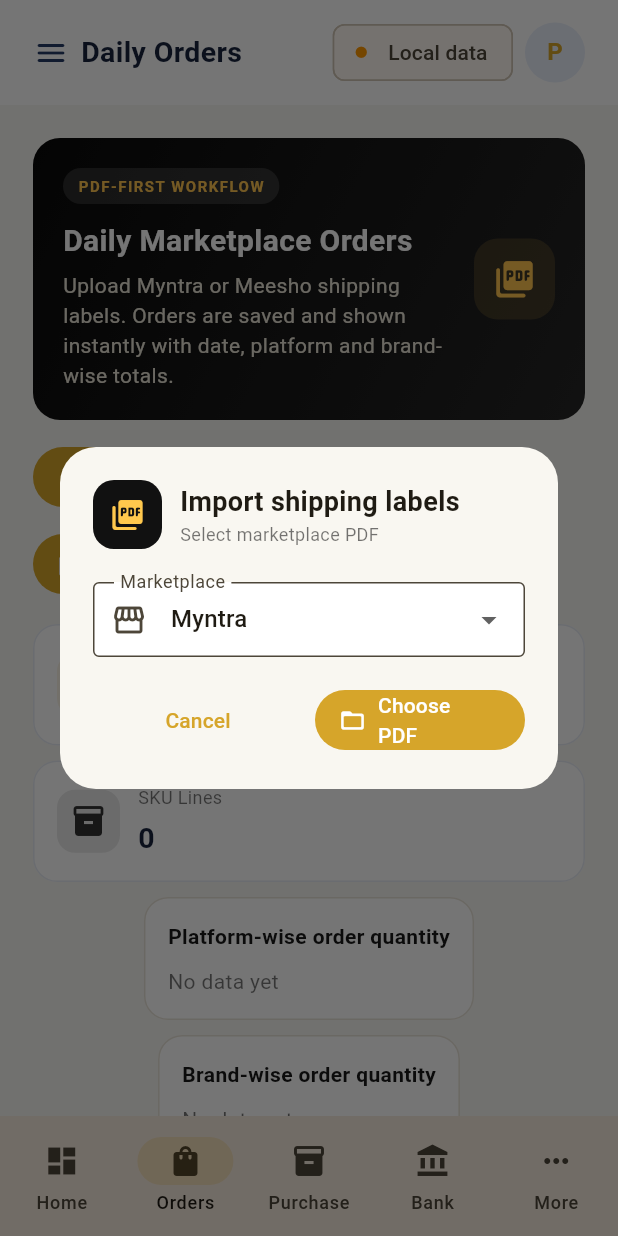
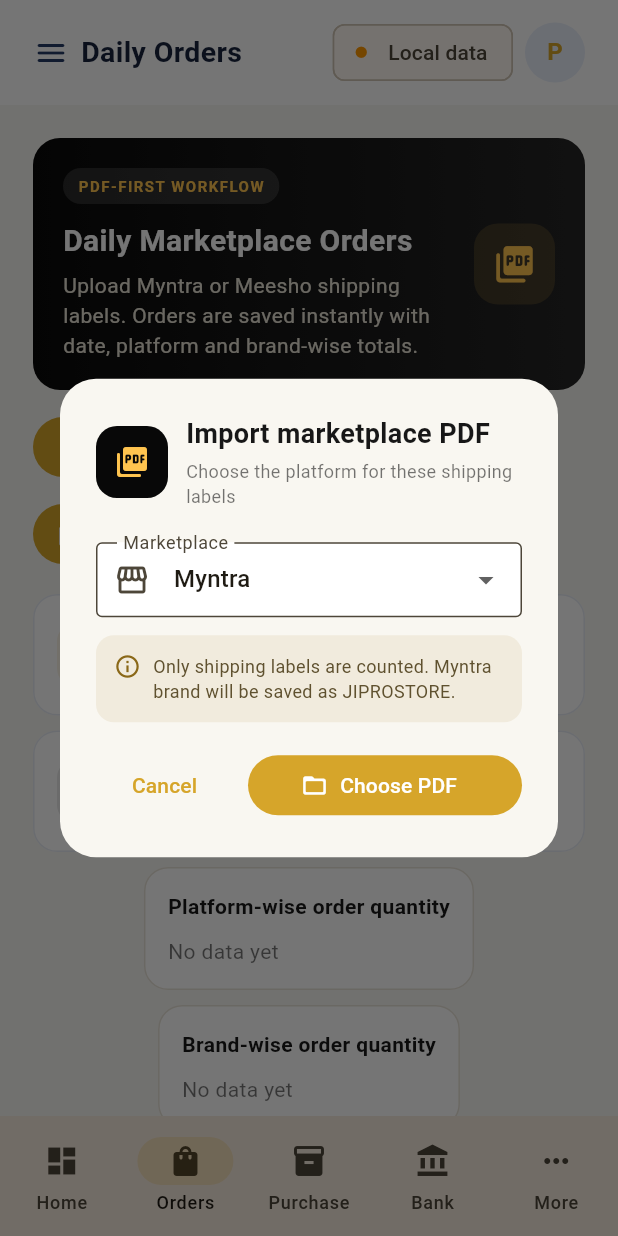
Before and after one commit to parthradadiya777/money-managent, a Flutter app: the screen it shows after launch, item 2 of the bottom bar chosen, after a tap on "Upload Shipping Label PDF", on a phone screen of 412 x 824 dp. Run offline on Flutter 3.47's test engine with Material 3 defaults, Android fonts, the phone set to English and light mode, and no system bars; our stand-ins replace file_picker, hive, hive_flutter; missing offline and left inert: excel, syncfusion_flutter_pdf; accounts and stored records are empty.

Commit message:
Add Daily Orders search pagination and PDF import progress

```diff
--- a/lib/main.dart
+++ b/lib/main.dart
@@ -197,6 +197,10 @@ class BusinessHome extends StatefulWidget {
 }
 class _BusinessHomeState extends State<BusinessHome> {
  final Box box=Hive.box(hiveBoxName);
+ final TextEditingController _dailySearchController=TextEditingController();
+ int _dailyPage=0;
+ static const int _dailyPageSize=100;
+ bool _pdfImporting=false;
  int selected=0;
  String? _syncMessage;
  String money(num n)=>'₹${n.toStringAsFixed(2)}';
@@ -379,60 +383,80 @@ class _BusinessHomeState extends State<BusinessHome> {
  Widget _action(String label,IconData icon,int page)=>OutlinedButton.icon(onPressed:()=>setState(()=>selected=page),icon:Icon(icon,size:17),label:Text(label));
 
  Widget _modulePage(String module){
-  final data=rows(module),cols=fields[module]??[];
+  final allData=rows(module),cols=fields[module]??[];
+  final isDaily=module=='Daily Orders';
+  final query=isDaily?_dailySearchController.text.trim().toLowerCase():'';
+  final filtered=isDaily&&query.isNotEmpty
+    ? allData.where((row)=>row.values.any((v)=>'$v'.toLowerCase().contains(query))).toList()
+    : allData;
+  final pageCount=(filtered.length/_dailyPageSize).ceil();
+  if(isDaily&&pageCount>0&&_dailyPage>=pageCount)_dailyPage=pageCount-1;
+  if(isDaily&&_dailyPage<0)_dailyPage=0;
+  final startIndex=isDaily?_dailyPage*_dailyPageSize:0;
+  final visible=isDaily?filtered.skip(startIndex).take(_dailyPageSize).toList():filtered;
   return ListView(padding:const EdgeInsets.all(22),children:[
-   if (module == 'Daily Orders')
+   if (isDaily)
     Container(
      padding: const EdgeInsets.all(20),
-     decoration: BoxDecoration(
-      gradient: const LinearGradient(
-       colors: [Color(0xFF090909), Color(0xFF252525)],
-       begin: Alignment.topLeft, end: Alignment.bottomRight,
-      ),
-      borderRadius: BorderRadius.circular(18),
-     ),
-     child: Row(children: [
-      Expanded(child: Column(crossAxisAlignment: CrossAxisAlignment.start, children: [
-       Container(
-        padding: const EdgeInsets.symmetric(horizontal: 10, vertical: 5),
-        decoration: BoxDecoration(color: Colors.white.withOpacity(.13), borderRadius: BorderRadius.circular(20)),
-        child: const Text('PDF-FIRST WORKFLOW', style: TextStyle(color: Color(0xFFFFC44F), fontSize: 10, fontWeight: FontWeight.bold, letterSpacing: 1)),
-       ),
-       const SizedBox(height: 10),
-       const Text('Daily Marketplace Orders', style: TextStyle(color: Colors.white, fontSize: 20, fontWeight: FontWeight.bold)),
-       const SizedBox(height: 5),
-       const Text('Upload Myntra or Meesho shipping labels. Orders are saved and shown instantly with date, platform and brand-wise totals.', style: TextStyle(color: Color(0xFFE8E3D5), height: 1.4)),
+     decoration: BoxDecoration(gradient:const LinearGradient(colors:[Color(0xFF090909),Color(0xFF252525)]),borderRadius:BorderRadius.circular(18)),
+     child:Row(children:[
+      Expanded(child:Column(crossAxisAlignment:CrossAxisAlignment.start,children:[
+       Container(padding:const EdgeInsets.symmetric(horizontal:10,vertical:5),decoration:BoxDecoration(color:Colors.white.withOpacity(.13),borderRadius:BorderRadius.circular(20)),child:const Text('PDF-FIRST WORKFLOW',style:TextStyle(color:Color(0xFFFFC44F),fontSize:10,fontWeight:FontWeight.bold,letterSpacing:1))),
+       const SizedBox(height:10),const Text('Daily Marketplace Orders',style:TextStyle(color:Colors.white,fontSize:20,fontWeight:FontWeight.bold)),
+       const SizedBox(height:5),const Text('Upload Myntra or Meesho shipping labels. Orders are saved instantly with date, platform and brand-wise totals.',style:TextStyle(color:Color(0xFFE8E3D5),height:1.4)),
       ])),
-      const SizedBox(width: 12),
-      Container(width: 54, height: 54, decoration: BoxDecoration(color: const Color(0xFFFFC44F).withOpacity(.15), borderRadius: BorderRadius.circular(16)), child: const Icon(Icons.picture_as_pdf_rounded, color: Color(0xFFFFC44F), size: 29)),
+      const SizedBox(width:12),Container(width:54,height:54,decoration:BoxDecoration(color:const Color(0xFFFFC44F).withOpacity(.15),borderRadius:BorderRadius.circular(16)),child:const Icon(Icons.picture_as_pdf_rounded,color:Color(0xFFFFC44F),size:29)),
      ]),
-    )
-   else
-    Text('${data.length} records',style:const TextStyle(color:Colors.black54)),
+    ) else Text('${allData.length} records',style:const TextStyle(color:Colors.black54)),
    const SizedBox(height:14),
    Wrap(spacing:10,runSpacing:10,children:[
     FilledButton.icon(onPressed:()=>_addRecord(module),icon:const Icon(Icons.add),label:const Text('Add Manually')),
-    if(module != 'Daily Orders') ...[
+    if(!isDaily)...[
      OutlinedButton.icon(onPressed:()=>_importExcel(module),icon:const Icon(Icons.file_upload_outlined),label:const Text('Import Excel')),
      OutlinedButton.icon(onPressed:()=>_exportExcel(module),icon:const Icon(Icons.file_download_outlined),label:const Text('Export Excel')),
     ],
-    if(module=='Daily Orders') FilledButton.icon(onPressed:()=>_importShippingPdf(),icon:const Icon(Icons.picture_as_pdf_outlined),label:const Text('Upload Shipping Label PDF')),
+    if(isDaily)FilledButton.icon(onPressed:_pdfImporting?null:()=>_importShippingPdf(),icon:_pdfImporting?const SizedBox(width:16,height:16,child:CircularProgressIndicator(strokeWidth:2,color:Colors.white)):const Icon(Icons.picture_as_pdf_outlined),label:Text(_pdfImporting?'Importing PDF...':'Upload Shipping Label PDF')),
    ]),
-   const SizedBox(height:16),if(module=='Daily Orders')_dailyOrderSummary(data),if(module=='Masters')_masterHint(),
-   if(data.isEmpty)Container(padding:const EdgeInsets.all(32),decoration:BoxDecoration(color:Colors.white,borderRadius:BorderRadius.circular(16)),child:const Column(children:[
-    Icon(Icons.inbox_outlined,size:42,color:Colors.black38),SizedBox(height:10),Text('No records yet',style:TextStyle(fontWeight:FontWeight.bold,fontSize:16)),
-    SizedBox(height:5),Text('Add a record manually or import an Excel workbook.',style:TextStyle(color:Colors.black54)),
+   const SizedBox(height:16),
+   if(isDaily)_dailyOrderSummary(allData),
+   if(isDaily)...[
+    const SizedBox(height:14),
+    TextField(controller:_dailySearchController, onChanged:(_){setState(()=>_dailyPage=0);},
+     decoration:InputDecoration(
+      hintText:'Search date, platform, firm, order ID, SKU, brand, customer...',
+      prefixIcon:const Icon(Icons.search,color:Color(0xFF9B7417)),
+      suffixIcon:_dailySearchController.text.isEmpty?null:IconButton(icon:const Icon(Icons.close),onPressed:(){_dailySearchController.clear();setState(()=>_dailyPage=0);}),
+      filled:true,fillColor:Colors.white,border:OutlineInputBorder(borderRadius:BorderRadius.circular(14),borderSide:const BorderSide(color:Color(0xFFE5DFD2))),
+     )),
+    const SizedBox(height:8),
+    Row(children:[
+     Expanded(child:Text('${filtered.length} records found • Showing ${filtered.isEmpty?0:startIndex+1}-${(startIndex+visible.length)}',style:const TextStyle(color:Colors.black54,fontSize:12))),
+     const Text('100 per page',style:TextStyle(color:Color(0xFF8A6818),fontSize:12,fontWeight:FontWeight.w600)),
+    ]),
+   ],
+   if(module=='Masters')_masterHint(),
+   if(filtered.isEmpty)Container(padding:const EdgeInsets.all(32),decoration:BoxDecoration(color:Colors.white,borderRadius:BorderRadius.circular(16)),child:Column(children:[
+    const Icon(Icons.inbox_outlined,size:42,color:Colors.black38),const SizedBox(height:10),
+    Text(isDaily&&query.isNotEmpty?'No matching orders':'No records yet',style:const TextStyle(fontWeight:FontWeight.bold,fontSize:16)),
+    const SizedBox(height:5),const Text('Try another search or add a record.',style:TextStyle(color:Colors.black54)),
    ])) else Card(color:Colors.white,elevation:0,child:SingleChildScrollView(scrollDirection:Axis.horizontal,child:DataTable(
-    columns:[...cols.take(6).map((c)=>DataColumn(label:Text(c,style:const TextStyle(fontWeight:FontWeight.bold)))),const DataColumn(label:Text('Action'))],
-    rows:data.asMap().entries.map((entry){final idx=entry.key,row=entry.value;return DataRow(cells:[
-     ...cols.take(6).map((c)=>DataCell(Text('${row[c]??''}',maxLines:1,overflow:TextOverflow.ellipsis))),
+    columns:[...cols.take(6).map((col)=>DataColumn(label:Text(col,style:const TextStyle(fontWeight:FontWeight.bold)))),const DataColumn(label:Text('Action'))],
+    rows:visible.map((row){
+     final idx=allData.indexOf(row);
+     return DataRow(cells:[
+      ...cols.take(6).map((col)=>DataCell(Text('${row[col]??''}',maxLines:1,overflow:TextOverflow.ellipsis))),
       DataCell(Row(mainAxisSize:MainAxisSize.min,children:[
        IconButton(tooltip:'Edit record',icon:const Icon(Icons.edit_outlined,color:Color(0xFF2457C5)),onPressed:()=>_editRecord(module,idx)),
        IconButton(tooltip:'Delete record',icon:const Icon(Icons.delete_outline,color:Colors.red),onPressed:()=>_deleteRecord(module,idx)),
       ])),
-    ]);}).toList(),
+     ]);
+    }).toList(),
    ))),
-
+   if(isDaily&&pageCount>1)Padding(padding:const EdgeInsets.symmetric(vertical:14),child:Row(mainAxisAlignment:MainAxisAlignment.center,children:[
+    OutlinedButton.icon(onPressed:_dailyPage>0?()=>setState(()=>_dailyPage--):null,icon:const Icon(Icons.chevron_left),label:const Text('Previous')),
+    Padding(padding:const EdgeInsets.symmetric(horizontal:16),child:Text('Page ${_dailyPage+1} of $pageCount',style:const TextStyle(fontWeight:FontWeight.w600))),
+    OutlinedButton.icon(onPressed:_dailyPage<pageCount-1?()=>setState(()=>_dailyPage++):null,icon:const Icon(Icons.chevron_right),label:const Text('Next')),
+   ])),
   ]);
  }
 
@@ -503,48 +527,86 @@ class _BusinessHomeState extends State<BusinessHome> {
  Widget _masterHint()=>Container(padding:const EdgeInsets.all(12),margin:const EdgeInsets.only(bottom:12),decoration:BoxDecoration(color:const Color(0xFFEAF2FF),borderRadius:BorderRadius.circular(12)),child:const Text('Add firms, GSTINs and vendor details here. Starter examples: Demo Fashion Store, Demo Home Store, Demo Myntra Store and all five marketplaces.',style:TextStyle(color:Color(0xFF24477E))));
 
  Future<void> _importShippingPdf() async {
-  String platform = 'Myntra';
-  final selectedPlatform = await showDialog<String>(
-    context: context,
-    builder: (ctx) => StatefulBuilder(builder:(ctx,setDialog)=>Dialog(
-      backgroundColor:const Color(0xFFF9F7F1),
-      shape:RoundedRectangleBorder(borderRadius:BorderRadius.circular(24)),
-      child:Padding(padding:const EdgeInsets.all(22),child:Column(mainAxisSize:MainAxisSize.min,crossAxisAlignment:CrossAxisAlignment.stretch,children:[
-       Row(children:[Container(width:46,height:46,decoration:BoxDecoration(color:const Color(0xFF111111),borderRadius:BorderRadius.circular(14)),child:const Icon(Icons.picture_as_pdf_rounded,color:Color(0xFFFFC84D))),const SizedBox(width:12),const Expanded(child:Column(crossAxisAlignment:CrossAxisAlignment.start,children:[Text('Import shipping labels',style:TextStyle(fontSize:18,fontWeight:FontWeight.bold)),Text('Select marketplace PDF',style:TextStyle(color:Colors.black54,fontSize:12))]))]),
+  if(_pdfImporting)return;
+  String platform='Myntra';
+  final selectedPlatform=await showDialog<String>(
+   context:context,
+   builder:(ctx)=>StatefulBuilder(builder:(ctx,setDialog)=>Dialog(
+    backgroundColor:const Color(0xFFF9F7F1),shape:RoundedRectangleBorder(borderRadius:BorderRadius.circular(24)),
+    child:Padding(padding:const EdgeInsets.all(24),child:Column(mainAxisSize:MainAxisSize.min,crossAxisAlignment:CrossAxisAlignment.stretch,children:[
+     Row(children:[
+      Container(width:48,height:48,decoration:BoxDecoration(color:const Color(0xFF080808),borderRadius:BorderRadius.circular(14)),child:const Icon(Icons.picture_as_pdf_rounded,color:Color(0xFFFFC44F))),
+      const SizedBox(width:12),const Expanded(child:Column(crossAxisAlignment:CrossAxisAlignment.start,children:[
+       Text('Import marketplace PDF',style:TextStyle(fontSize:18,fontWeight:FontWeight.bold,color:Color(0xFF171717))),
+       SizedBox(height:3),Text('Choose the platform for these shipping labels',style:TextStyle(fontSize:12,color:Colors.black54)),
+      ])),
+     ]),
      const SizedBox(height:22),
      DropdownButtonFormField<String>(value:platform,isExpanded:true,decoration:const InputDecoration(labelText:'Marketplace',prefixIcon:Icon(Icons.storefront_outlined)),items:const ['Myntra','Meesho'].map((v)=>DropdownMenuItem(value:v,child:Text(v))).toList(),onChanged:(v){if(v!=null)setDialog(()=>platform=v);}),
+     const SizedBox(height:12),
+     Container(padding:const EdgeInsets.all(12),decoration:BoxDecoration(color:const Color(0xFFF1EBDD),borderRadius:BorderRadius.circular(12)),child:const Row(crossAxisAlignment:CrossAxisAlignment.start,children:[
+      Icon(Icons.info_outline,color:Color(0xFF8A6818),size:18),SizedBox(width:8),Expanded(child:Text('Only shipping labels are counted. Myntra brand will be saved as JIPROSTORE.',style:TextStyle(fontSize:12,color:Color(0xFF5F512F)))),
+     ])),
      const SizedBox(height:18),
-       Row(children:[Expanded(child:TextButton(onPressed:()=>Navigator.pop(ctx),child:const Text('Cancel'))),const SizedBox(width:8),Expanded(child:FilledButton.icon(onPressed:()=>Navigator.pop(ctx,platform),icon:const Icon(Icons.folder_open_rounded),label:const Text('Choose PDF')))])
-      ]))
+     Row(children:[
+      Expanded(child:TextButton(onPressed:()=>Navigator.pop(ctx),child:const Text('Cancel'))),
+      const SizedBox(width:10),
+      Expanded(flex:2,child:FilledButton.icon(onPressed:()=>Navigator.pop(ctx,platform),icon:const Icon(Icons.folder_open_rounded),label:const Text('Choose PDF'))),
+     ]),
+    ])),
    )),
   );
   if(selectedPlatform==null)return;
-  try {
   final picked=await FilePicker.platform.pickFiles(type:FileType.custom,allowedExtensions:['pdf'],withData:true);
   if(picked==null)return;
   final bytes=picked.files.single.bytes;
-   if(bytes==null||bytes.isEmpty)throw Exception('PDF file could not be read. Please choose the PDF again.');
+  if(bytes==null||bytes.isEmpty){
+   if(mounted)ScaffoldMessenger.of(context).showSnackBar(const SnackBar(content:Text('PDF file could not be read. Please choose it again.')));
+   return;
+  }
+  setState(()=>_pdfImporting=true);
+  showDialog<void>(context:context,barrierDismissible:false,builder:(ctx)=>PopScope(canPop:false,child:Dialog(
+   backgroundColor:const Color(0xFFF9F7F1),shape:RoundedRectangleBorder(borderRadius:BorderRadius.circular(22)),
+   child:Padding(padding:const EdgeInsets.all(26),child:Column(mainAxisSize:MainAxisSize.min,children:[
+    const SizedBox(width:42,height:42,child:CircularProgressIndicator(strokeWidth:3,color:Color(0xFFD6A52A))),
+    const SizedBox(height:18),const Text('Reading shipping labels...',style:TextStyle(fontWeight:FontWeight.bold,fontSize:16)),
+    const SizedBox(height:6),Text('Processing ${picked.files.single.name}',textAlign:TextAlign.center,style:const TextStyle(color:Colors.black54,fontSize:12)),
+    const SizedBox(height:4),const Text('Please wait. Do not close this window.',style:TextStyle(color:Colors.black54,fontSize:11)),
+   ])),
+  )));
+  await Future<void>.delayed(const Duration(milliseconds:120));
+  try{
    final imported=selectedPlatform=='Myntra'?MyntraLabelParser.parse(bytes):MeeshoLabelParser.parse(bytes);
    if(imported.isEmpty)throw Exception('No shipping labels detected. Please check the selected PDF.');
    final existing=rows('Daily Orders');
    final sourceName=picked.files.single.name;
+   final today=DateTime.now();
+   final importDate='${today.year.toString().padLeft(4,'0')}-${today.month.toString().padLeft(2,'0')}-${today.day.toString().padLeft(2,'0')}';
    for(final item in imported){
     item['Source PDF']=sourceName;
     item['Label ID']='$sourceName-${item['Label ID']}';
-    if(selectedPlatform=='Myntra')item['Brand']='JIPROSTORE';
-    if((item['Date']??'').toString().trim().isEmpty)item['Date']='Not detected';
+    if(selectedPlatform=='Myntra'){
+     item['Brand']='JIPROSTORE';
+     final parsedDate='${item['Date']??''}'.trim();
+     if(parsedDate.isEmpty||parsedDate=='Not detected')item['Date']=importDate;
+    }
    }
    final knownLabels=existing.map((e)=>'${e['Label ID']??''}').toSet();
    imported.removeWhere((e)=>knownLabels.contains('${e['Label ID']}'));
    if(imported.isEmpty)throw Exception('This PDF has already been imported.');
    await saveRows('Daily Orders',[...existing,...imported]);
    if(mounted){
-    setState((){});
+    setState(()=>_dailyPage=0);
     final labelCount=imported.map((e)=>e['Label ID']).toSet().length;
     ScaffoldMessenger.of(context).showSnackBar(SnackBar(content:Text('$labelCount shipping labels and ${imported.length} SKU rows added. Daily Orders updated.')));
    }
   }catch(e){
    if(mounted)ScaffoldMessenger.of(context).showSnackBar(SnackBar(content:Text('PDF import failed: ${e.toString().replaceFirst('Exception: ','')}')));
+  }finally{
+   if(mounted){
+    Navigator.of(context,rootNavigator:true).pop();
+    setState(()=>_pdfImporting=false);
+   }
   }
  }
 
```
Lines whose indentation alone changed are shown as unchanged.
